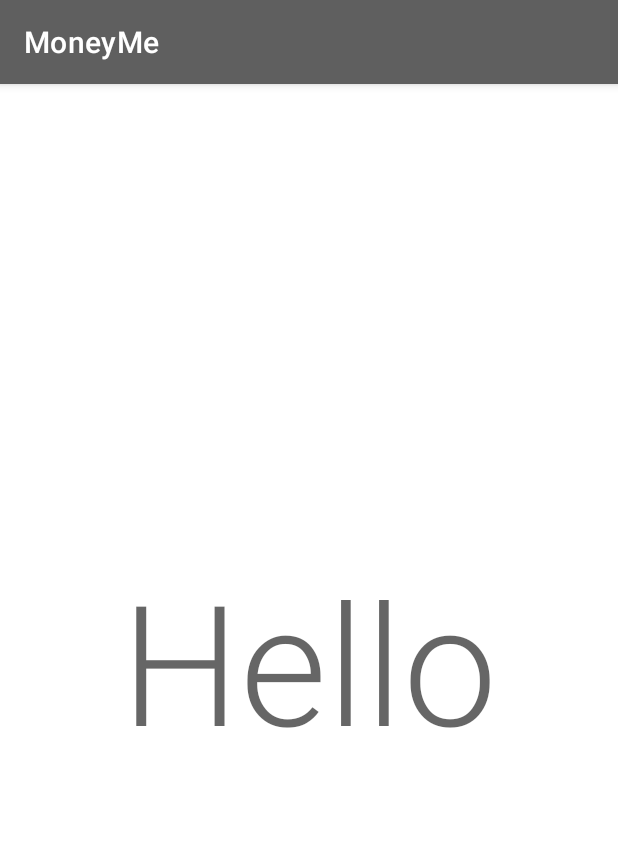
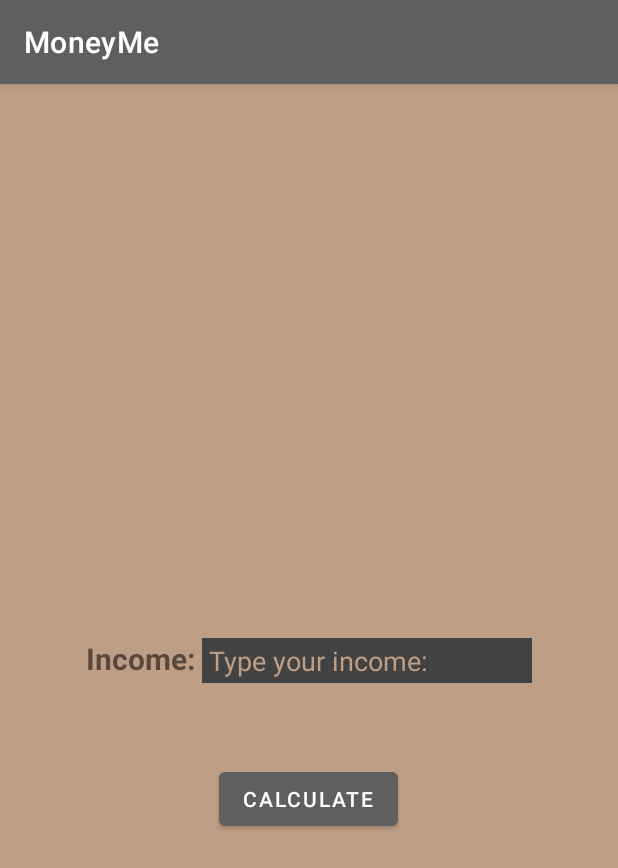
Before and after one commit to GabrielHr00/Android-Studio-Money-Organisation-App, an Android app: the HomeActivity screen opened directly, with no data from a screen before it, on a phone screen of 412 x 824 dp. Shown: the top 868 px of the screen. Run offline under Robolectric (Android 15) with nearby library versions, the phone set to English and light mode, and no system bars.

Commit message:
add income into the DB and income screen

```diff
--- a/MoneyMe/app/src/main/java/com/example/moneyme/HomeActivity.java
+++ b/MoneyMe/app/src/main/java/com/example/moneyme/HomeActivity.java
@@ -2,13 +2,47 @@ package com.example.moneyme;
 
 import androidx.appcompat.app.AppCompatActivity;
 
+import android.content.Intent;
 import android.os.Bundle;
+import android.view.View;
+import android.widget.Button;
+import android.widget.EditText;
+import android.widget.Toast;
 
 public class HomeActivity extends AppCompatActivity {
+    Button calculate;
+    EditText income;
+    DBHelper db;
 
     @Override
     protected void onCreate(Bundle savedInstanceState) {
         super.onCreate(savedInstanceState);
         setContentView(R.layout.activity_home);
+        calculate = findViewById(R.id.calculate);
+        income = findViewById(R.id.income);
+
+        db = new DBHelper(this);
+
+        calculate.setOnClickListener(new View.OnClickListener() {
+            @Override
+            public void onClick(View v) {
+                String inco = income.getText().toString();
+                if(inco.equals("")){
+                    Toast.makeText(HomeActivity.this, "Please enter a valid income!", Toast.LENGTH_SHORT).show();
+                }
+                else{
+                    // Get User credentials
+                    Intent intent = getIntent();
+                    String username = intent.getStringExtra("user");
+                    String password = intent.getStringExtra("pass");
+
+                    // insert an income value and send it to Overview
+                    Intent intent2 = new Intent(getApplicationContext(), Overview.class);
+                    intent2.putExtra("income", inco);
+                    db.insertIncome(username, password, inco);
+                    startActivity(intent2);
+                }
+            }
+        });
     }
 }
--- a/MoneyMe/app/src/main/java/com/example/moneyme/MainActivity.java
+++ b/MoneyMe/app/src/main/java/com/example/moneyme/MainActivity.java
@@ -25,7 +25,6 @@ public class MainActivity extends AppCompatActivity {
         password = findViewById(R.id.password);
         db = new DBHelper(this);
 
-
         registerButton.setOnClickListener(new View.OnClickListener() {
             @Override
             public void onClick(View v) {
@@ -43,9 +42,11 @@ public class MainActivity extends AppCompatActivity {
                     Toast.makeText(MainActivity.this, "Please make sure, that the both fields are filled", Toast.LENGTH_SHORT).show();
                 }else{
                     boolean checkPass = db.checkPassword(user, pass);
-                    if(checkPass){
+                    if(checkPass == true){
                         Toast.makeText(MainActivity.this, "Successfully logged in!", Toast.LENGTH_SHORT).show();
                         Intent intent = new Intent(getApplicationContext(), HomeActivity.class);
+                        intent.putExtra("user", user);
+                        intent.putExtra("pass", pass);
                         startActivity(intent);
                     }else{
                         Toast.makeText(MainActivity.this, "Invalid credentials", Toast.LENGTH_SHORT).show();
--- a/MoneyMe/app/src/main/res/layout/activity_home.xml
+++ b/MoneyMe/app/src/main/res/layout/activity_home.xml
@@ -4,16 +4,53 @@
     xmlns:tools="http://schemas.android.com/tools"
     android:layout_width="match_parent"
     android:layout_height="match_parent"
-    tools:context=".HomeActivity">
+    tools:context=".HomeActivity"
+    android:background="#BF9E86">
 
-    <TextView
-        android:id="@+id/textView2"
+    <LinearLayout
         android:layout_width="wrap_content"
         android:layout_height="wrap_content"
-        android:text="Hello"
-        android:textAppearance="@style/TextAppearance.AppCompat.Display4"
+        android:orientation="horizontal"
         app:layout_constraintBottom_toBottomOf="parent"
         app:layout_constraintEnd_toEndOf="parent"
         app:layout_constraintStart_toStartOf="parent"
-        app:layout_constraintTop_toTopOf="parent" />
+        app:layout_constraintTop_toTopOf="parent">
+
+        <TextView
+            android:layout_width="wrap_content"
+            android:layout_height="match_parent"
+            android:text="Income: "
+            android:textStyle="bold"
+            android:textSize="20dp"/>
+
+        <EditText
+            android:id="@+id/income"
+            android:layout_width="220dp"
+            android:layout_height="30dp"
+            android:background="@color/cardview_dark_background"
+            android:hint=" Type your income: "
+            android:inputType="text"
+            android:textColor="@color/white"
+            android:textColorHint="#BF9E86"
+            android:textCursorDrawable="@color/white"
+            app:layout_constraintBottom_toBottomOf="parent"
+            app:layout_constraintEnd_toEndOf="parent"
+            app:layout_constraintStart_toStartOf="parent"
+            app:layout_constraintTop_toTopOf="parent" />
+
+    </LinearLayout>
+
+    <Button
+        android:id="@+id/calculate"
+        android:layout_width="wrap_content"
+        android:layout_height="wrap_content"
+        android:text="Calculate"
+        app:layout_constraintBottom_toBottomOf="parent"
+        app:layout_constraintEnd_toEndOf="parent"
+        app:layout_constraintHorizontal_bias="0.498"
+        app:layout_constraintStart_toStartOf="parent"
+        app:layout_constraintTop_toTopOf="parent"
+        app:layout_constraintVertical_bias="0.629" />
+
+
 </androidx.constraintlayout.widget.ConstraintLayout>
```
Also changed, not shown: MoneyMe/app/src/main/AndroidManifest.xml (+6 -2 lines), MoneyMe/app/src/main/java/com/example/moneyme/DBHelper.java (+16 -7 lines), MoneyMe/app/src/main/java/com/example/moneyme/Overview.java (added, +22 -0 lines), MoneyMe/app/src/main/res/layout/activity_overview.xml (added, +43 -0 lines).
